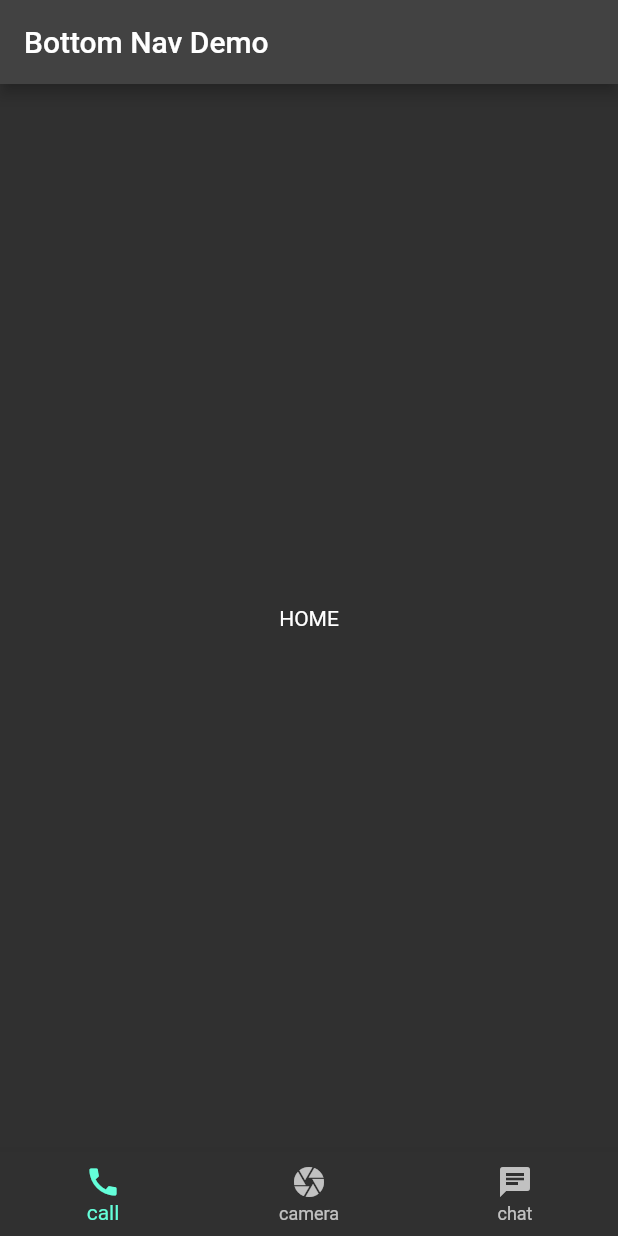
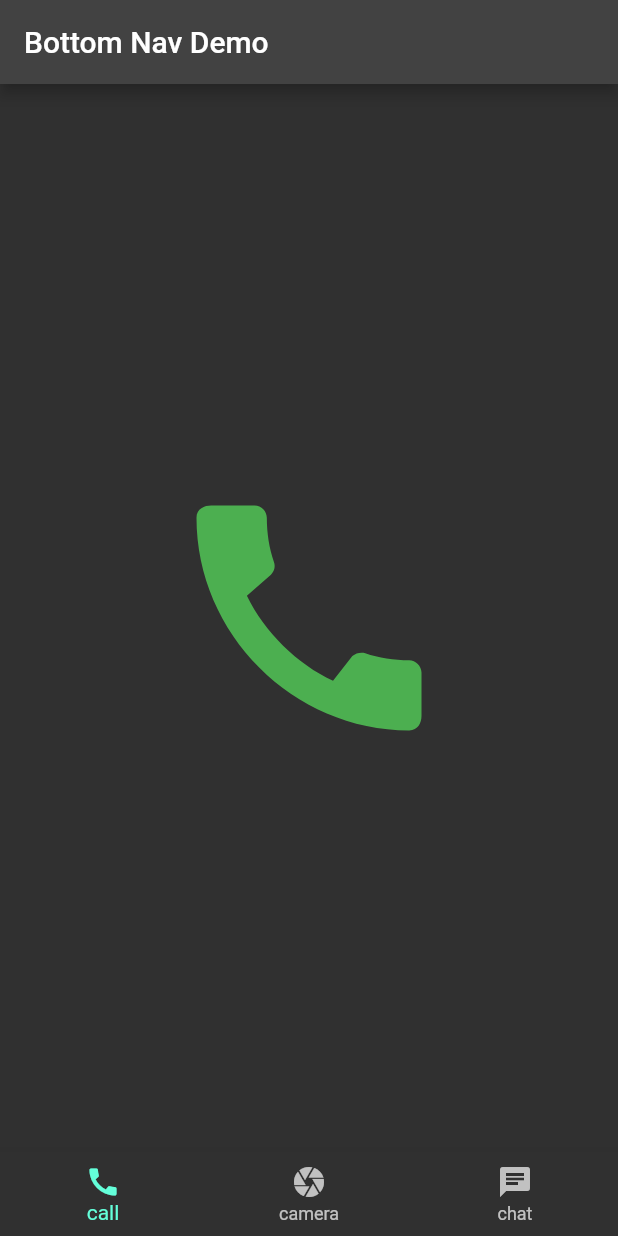
Before and after one commit to Shrine-0/BottomNavBar, a Flutter app: the screen it shows after launch, on a phone screen of 412 x 824 dp. Run offline on Flutter 3.47's test engine with Material 2 defaults, Android fonts, the phone set to English and light mode, and no system bars.

Commit message:
selected index functionality complete

```diff
--- a/lib/Home.dart
+++ b/lib/Home.dart
@@ -6,9 +6,25 @@ class Home extends StatefulWidget {
   State<Home> createState() => _HomeState();
 }
 
-// Static const List<Widget>
 class _HomeState extends State<Home> {
   int _selectedIndex = 0;
+  static const List<Widget> _pages = <Widget>[
+    Icon(
+      Icons.call,
+      size: 200,
+      color: Colors.green,
+    ),
+    Icon(
+      Icons.camera,
+      size: 200,
+      color: Colors.teal,
+    ),
+    Icon(
+      Icons.chat,
+      size: 200,
+      color: Colors.amber,
+    ),
+  ];
 
   @override
   Widget build(BuildContext context) {
@@ -18,8 +34,8 @@ class _HomeState extends State<Home> {
         appBar: AppBar(
           title: Text("Bottom Nav Demo"),
         ),
-        body: const Center(
-          child: Text("HOME"),
+        body: Center(
+          child: _pages.elementAt(_selectedIndex),
         ),
         bottomNavigationBar: BottomNavigationBar(
           items: const <BottomNavigationBarItem>[
```
